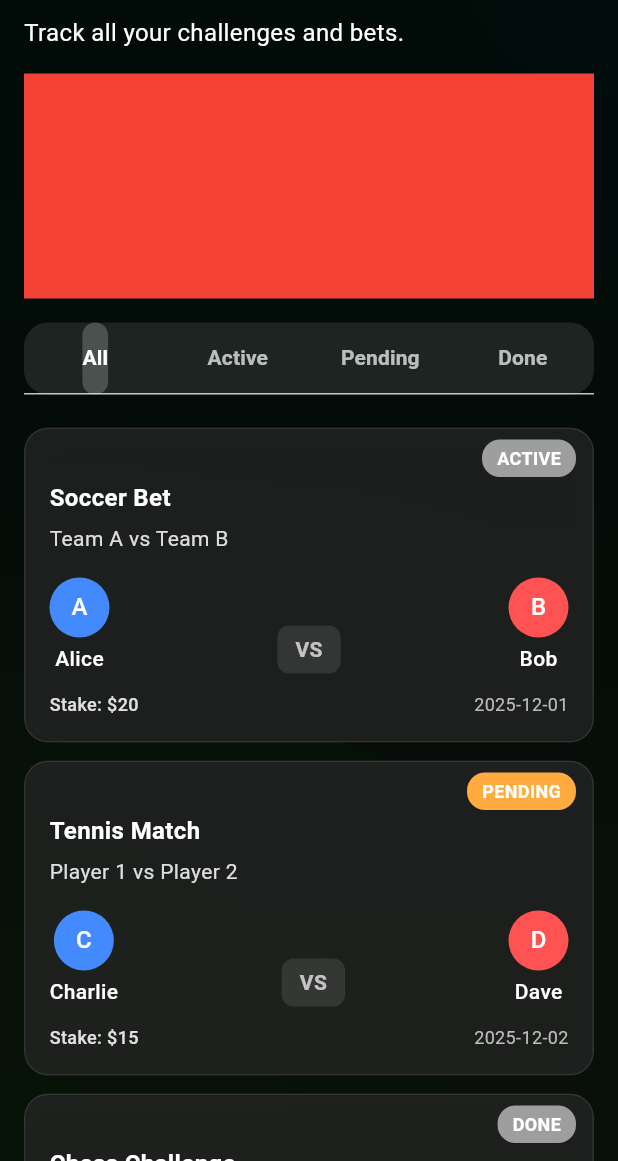
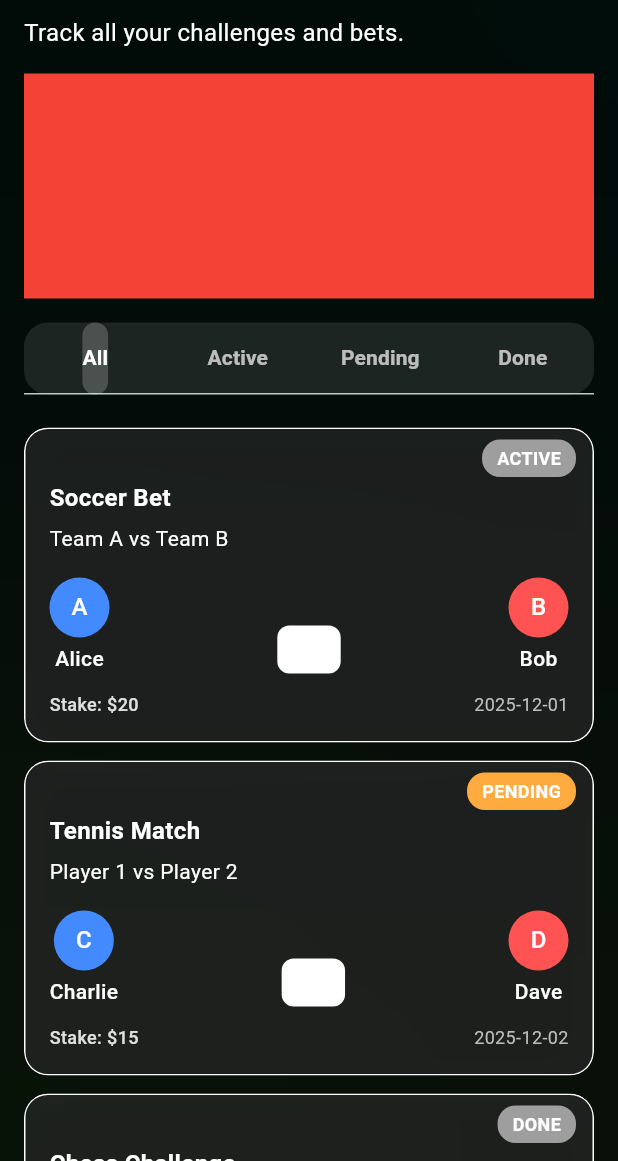
Before and after one commit to Sthabiso10/Wager-App, a Flutter app: the WagerView screen opened directly, on a phone screen of 412 x 824 dp, the part 75-1236 px from its top. Run offline on Flutter 3.47's test engine with Material 3 defaults, Android fonts, the phone set to English and light mode, and no system bars; our stand-ins replace cloud_firestore, firebase_auth, firebase_core, get_it, google_fonts, google_nav_bar and 1 more; accounts and stored records are empty; Roboto replaces fonts that are missing (Ubuntu).

Commit message:
Update bet_container.dart

```diff
--- a/lib/app/home/widgets/bet_container.dart
+++ b/lib/app/home/widgets/bet_container.dart
@@ -55,7 +55,7 @@ class NewBetCard extends StatelessWidget {
                   color: const Color.fromRGBO(26, 26, 26, 0.5), // glass
                   borderRadius: BorderRadius.circular(16),
                   border: Border.all(
-                    color: Colors.white.withOpacity(0.1),
+                    color: Colors.white,
                     width: 1,
                   ),
                   boxShadow: const [
@@ -94,7 +94,7 @@ class NewBetCard extends StatelessWidget {
                       description,
                       style: TextStyle(
                         fontSize: 14,
-                        color: colorText.withOpacity(0.85),
+                        color: colorText,
                       ),
                       maxLines: 2,
                       overflow: TextOverflow.ellipsis,
@@ -135,7 +135,7 @@ class NewBetCard extends StatelessWidget {
                           padding: const EdgeInsets.symmetric(
                               horizontal: 12, vertical: 6),
                           decoration: BoxDecoration(
-                            color: Colors.white.withOpacity(0.1),
+                            color: Colors.white,
                             borderRadius: BorderRadius.circular(8),
                           ),
                           child: const Text(
```
